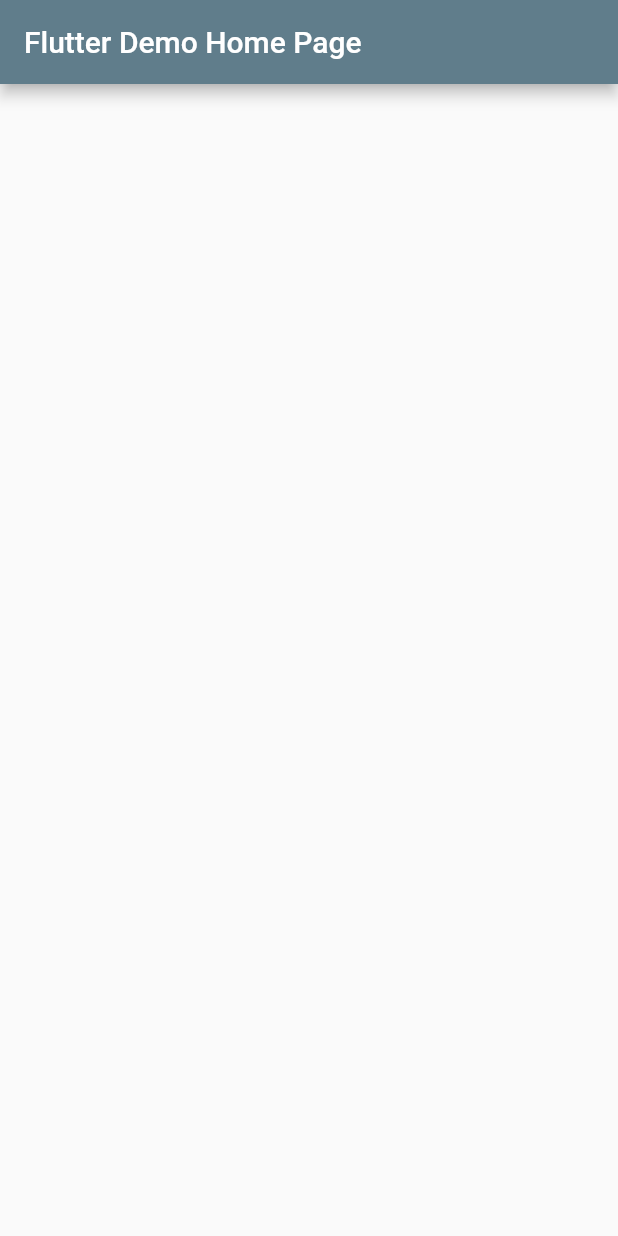
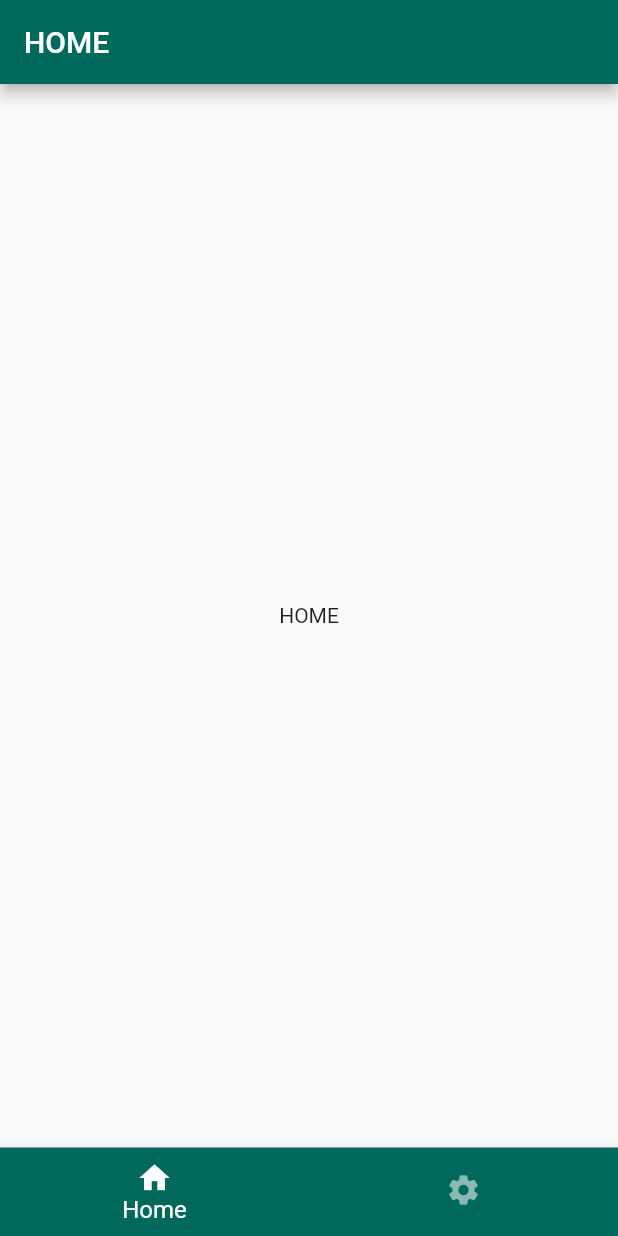
Before and after one commit to Alexandr-Kulbachka/Ksolo, a Flutter app: the screen it shows after launch, on a phone screen of 412 x 824 dp. Run offline on Flutter 3.47's test engine with Material 2 defaults, Android fonts, the phone set to English and light mode, and no system bars.

Commit message:
Added navigation into the project.
Added mock home page.
Added mock settings page.
Added app_color_scheme.
Added app_elements enum.

```diff
--- a/lib/app.dart
+++ b/lib/app.dart
@@ -1,9 +1,6 @@
-import 'dart:developer';
-
 import 'package:flutter/cupertino.dart';
 import 'package:flutter/material.dart';
-import 'package:provider/provider.dart';
-import 'pages/home.dart';
+import 'app/navigation/route_generator.dart';
 
 class MyApp extends StatelessWidget {
   @override
@@ -20,12 +17,13 @@
     //   ),
     // );
     return MaterialApp(
-        title: 'Flutter Demo',
-        theme: ThemeData(
-          primarySwatch: Colors.blue,
-          visualDensity: VisualDensity.adaptivePlatformDensity,
-        ),
-        home: ListsPage(title: 'Flutter Demo Home Page'),
+      title: 'Flutter Demo',
+      theme: ThemeData(
+        primarySwatch: Colors.blue,
+        visualDensity: VisualDensity.adaptivePlatformDensity,
+      ),
+      initialRoute: '/',
+      onGenerateRoute: RouteGenerator.generateRoute,
     );
   }
 }
--- /dev/null
+++ b/lib/app/navigation/route_generator.dart
@@ -0,0 +1,42 @@
+import 'package:flutter/cupertino.dart';
+import 'package:flutter/material.dart';
+import '../../pages/main_navigation.dart';
+import '../../pages/basic/home.dart';
+import '../../pages/basic/settings.dart';
+
+class RouteGenerator {
+  static Route<dynamic> generateRoute(RouteSettings settings) {
+    final args = settings.arguments;
+    var page;
+    switch (settings.name) {
+      case '/':
+        page = MainNavigation();
+        break;
+      case '/home':
+        page = Home();
+        break;
+      case '/settings':
+        if (args is String) {
+          page = Settings(
+            title: args,
+          );
+        }
+        break;
+      default:
+        return _errorRoute();
+    }
+    return MaterialPageRoute(builder: (_) => page);
+  }
+
+  static Route<dynamic> _errorRoute() {
+    return MaterialPageRoute(builder: (_) {
+      return Scaffold(
+          appBar: AppBar(
+            title: Text('Error'),
+          ),
+          body: Center(
+            child: Text('ERROR!'),
+          ));
+    });
+  }
+}
--- /dev/null
+++ b/lib/enums/app_elements.dart
@@ -0,0 +1 @@
+enum AppElements { appBar, bottomNavigationBar, bottomNavigationBarItem }
--- /dev/null
+++ b/lib/pages/basic/home.dart
@@ -0,0 +1,39 @@
+import 'package:flutter/cupertino.dart';
+import 'package:flutter/material.dart';
+import '../../enums/app_elements.dart';
+import '../../style/app_color_scheme.dart';
+import '../main_navigation.dart';
+
+class Home extends StatefulWidget {
+  int currentBottomNavigationIndex;
+  final String title;
+
+  Home({Key key, this.title = 'HOME'}) : super(key: key);
+
+  @override
+  _HomeState createState() => _HomeState();
+}
+
+class _HomeState extends State<Home> {
+  @override
+  void initState() {
+    widget.currentBottomNavigationIndex = 0;
+    super.initState();
+  }
+
+  @override
+  Widget build(BuildContext context) {
+    return Scaffold(
+      appBar: AppBar(
+        backgroundColor: AppElements.appBar.color,
+        title: Text(widget.title),
+      ),
+      body: Center(
+        child: Column(
+          mainAxisAlignment: MainAxisAlignment.center,
+          children: <Widget>[Text('HOME')],
+        ),
+      ),
+    );
+  }
+}
--- a/lib/pages/home.dart
+++ /dev/null
@@ -1,31 +0,0 @@
-import 'package:flutter/cupertino.dart';
-import 'package:flutter/material.dart';
-import 'package:list_manager/enums/app_color_scheme.dart';
-
-class ListsPage extends StatefulWidget {
-  ListsPage({Key key, this.title}) : super(key: key);
-  final String title;
-
-  @override
-  _ListsPagePageState createState() => _ListsPagePageState();
-}
-
-class _ListsPagePageState extends State<ListsPage> {
-
-  @override
-  Widget build(BuildContext context) {
-    return Scaffold(
-      appBar: AppBar(
-        backgroundColor: AppElementsColors.appBar.color,
-        title: Text(widget.title),
-      ),
-      body: Center(
-        child: Column(
-          mainAxisAlignment: MainAxisAlignment.center,
-          children: <Widget>[
-          ],
-        ),
-      ),
-    );
-  }
-}
--- /dev/null
+++ b/lib/pages/main_navigation.dart
@@ -0,0 +1,60 @@
+import 'package:flutter/cupertino.dart';
+import 'package:flutter/material.dart';
+import 'package:list_manager/pages/basic/settings.dart';
+
+import '../style/app_scheme_colors.dart';
+import '../enums/app_elements.dart';
+import '../style/app_color_scheme.dart';
+import 'basic/home.dart';
+
+class MainNavigation extends StatefulWidget {
+  int currentIndex;
+
+  MainNavigation({Key key, this.currentIndex = 0}) : super(key: key);
+
+  @override
+  _MainNavigationState createState() => _MainNavigationState();
+}
+
+class _MainNavigationState extends State<MainNavigation> {
+  final List<Widget> mainPages = [
+    Home(),
+    Settings()
+  ];
+
+  @override
+  Widget build(BuildContext context) {
+    return Scaffold(
+      body: mainPages[widget.currentIndex],
+      bottomNavigationBar: BottomNavigationBar(
+        type: BottomNavigationBarType.fixed,
+        backgroundColor: AppElements.bottomNavigationBar.color,
+        showUnselectedLabels: false,
+        unselectedLabelStyle: TextStyle(fontSize: 13),
+        unselectedItemColor: AppSchemeColors.inactiveElement,
+        selectedLabelStyle: TextStyle(fontSize: 16),
+        selectedItemColor: AppElements.bottomNavigationBarItem.color,
+        currentIndex: widget.currentIndex,
+        items: [
+          BottomNavigationBarItem(
+            icon: Icon(
+              Icons.home,
+            ),
+            label: 'Home',
+          ),
+          BottomNavigationBarItem(
+            icon: Icon(
+              Icons.settings,
+            ),
+            label: 'Settings',
+          ),
+        ],
+        onTap: (index) {
+          setState(() {
+            widget.currentIndex = index;
+          });
+        },
+      ),
+    );
+  }
+}
--- /dev/null
+++ b/lib/style/app_scheme_colors.dart
@@ -0,0 +1,7 @@
+import 'dart:ui';
+
+import 'package:flutter/material.dart';
+
+class AppSchemeColors {
+  static Color inactiveElement = Colors.white54;
+}
```
Also changed, not shown: lib/enums/app_color_scheme.dart (deleted, +0 -34 lines), lib/pages/basic/settings.dart (added, +30 -0 lines), lib/style/app_color_scheme.dart (added, +49 -0 lines), lib/style/standard_scheme.dart (deleted), 1 other file.
